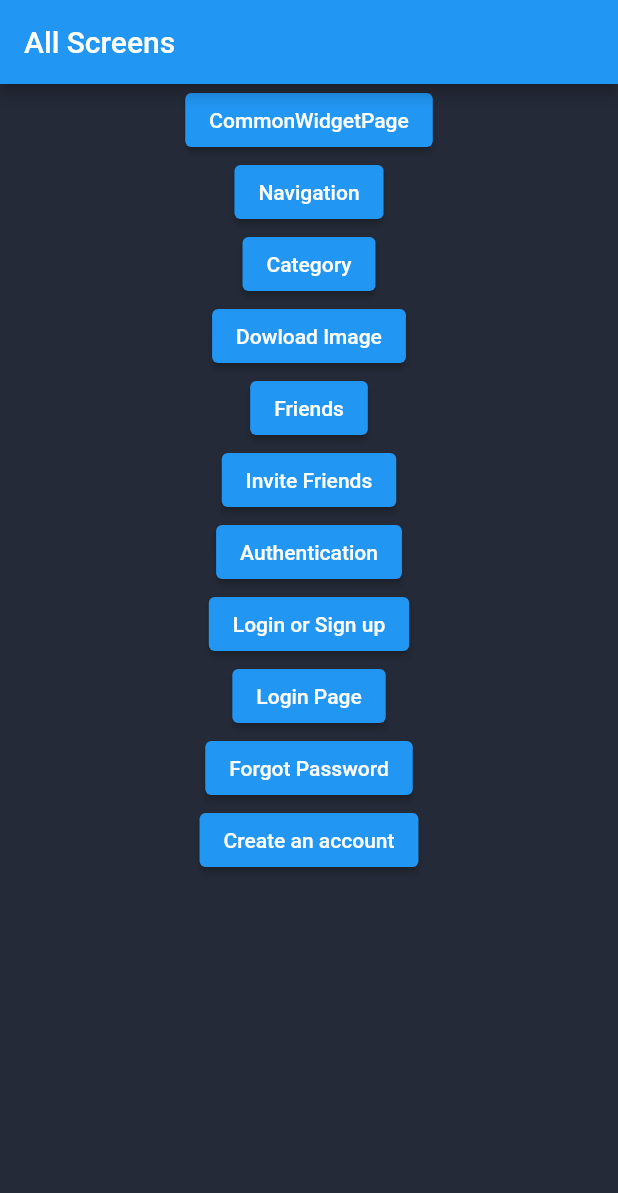
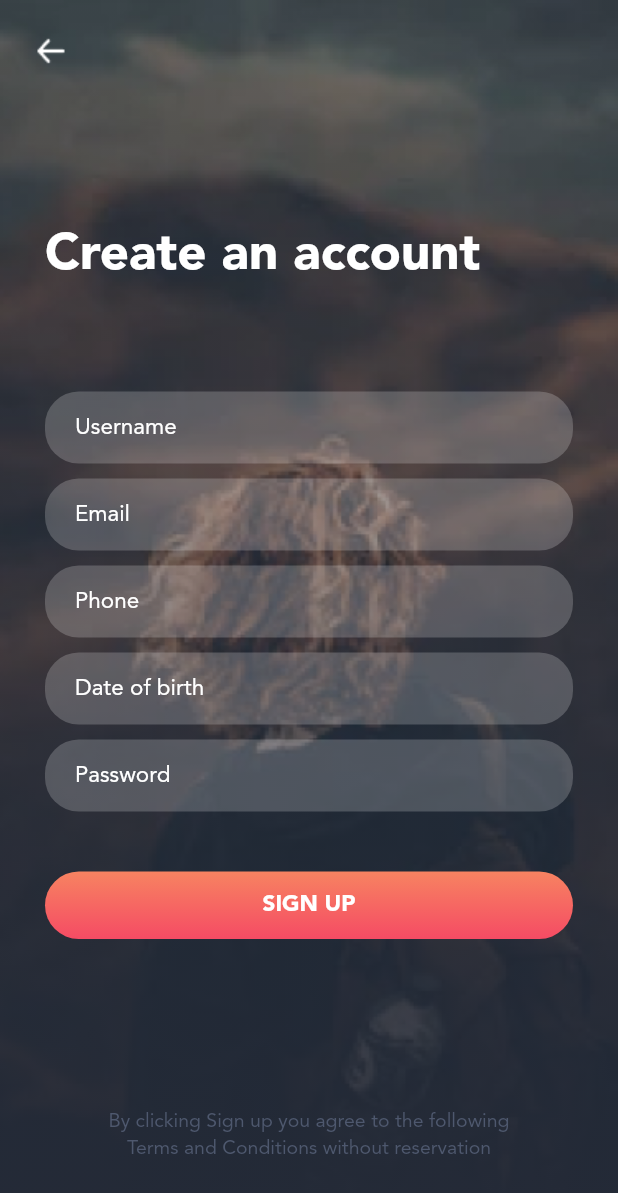
Before and after one commit to tuconghieu1998/new_feeds, a Flutter app: the screen it shows after launch, after a tap on "Create an account", on a phone screen of 412 x 824 dp. Shown: the top 1193 px of the screen. Run offline on Flutter 3.47's test engine with Material 2 defaults, Android fonts, the phone set to English and light mode, and no system bars; our stand-ins replace dio, firebase_auth, firebase_core, flutter_svg, google_sign_in, image_gallery_saver and 2 more; missing offline and left inert: dart:ffi; accounts and stored records are empty.

Commit message:
forgot password, create account

```diff
--- a/lib/all_screens.dart
+++ b/lib/all_screens.dart
@@ -3,6 +3,8 @@ import 'package:flutter/src/widgets/container.dart';
 import 'package:flutter/src/widgets/framework.dart';
 import 'package:news_feed/common_widget_screen.dart';
 import 'package:news_feed/modules/authentication/login_page.dart';
+import 'package:news_feed/modules/authentication/pages/create_account_page.dart';
+import 'package:news_feed/modules/authentication/pages/forgot_password_page.dart';
 import 'package:news_feed/modules/authentication/pages/login_or_sign_up_page.dart';
 import 'package:news_feed/modules/authentication/pages/login_page.dart';
 import 'package:news_feed/modules/category/pages/donwload_img_page.dart';
@@ -89,13 +91,13 @@ class _AllScreensState extends State<AllScreens> {
             ),
             ElevatedButton(
               onPressed: () {
-                Navigator.of(context).pushNamed(LoginPage.routeName);
+                Navigator.of(context).pushNamed(ForgotPasswordPage.routeName);
               },
               child: const Text("Forgot Password"),
             ),
             ElevatedButton(
               onPressed: () {
-                // Navigator.of(context).pushNamed(LoginPage.routeName);
+                Navigator.of(context).pushNamed(CreateAccountPage.routeName);
               },
               child: const Text("Create an account"),
             ),
--- /dev/null
+++ b/lib/modules/authentication/pages/create_account_page.dart
@@ -0,0 +1,108 @@
+import 'package:flutter/material.dart';
+import 'package:flutter/src/widgets/container.dart';
+import 'package:flutter/src/widgets/framework.dart';
+
+import '../../../common/widgets/stateless/common_text_field.dart';
+import '../../../common/widgets/stateless/flex_button.dart';
+import '../../../themes/app_colors.dart';
+import '../../../themes/styles_text.dart';
+import '../../../utils/asset_utils.dart';
+import '../../../utils/image_utils.dart';
+
+class CreateAccountPage extends StatefulWidget {
+  const CreateAccountPage({super.key});
+
+  static const String routeName = "/create_account";
+
+  @override
+  State<CreateAccountPage> createState() => _CreateAccountPageState();
+}
+
+class _CreateAccountPageState extends State<CreateAccountPage> {
+  @override
+  Widget build(BuildContext context) {
+    return Scaffold(
+      body: SafeArea(
+        child: Stack(children: [
+          ImageUtils.loadFromAsset(AssetUtils.backgroundImage4,
+              width: double.infinity,
+              height: double.infinity,
+              fit: BoxFit.fill),
+          Positioned.fill(
+              child: Container(
+            decoration: const BoxDecoration(
+                gradient: AppColor.scrimDarkerTop30Bottom100),
+          )),
+          Positioned(
+            top: 20,
+            left: 20,
+            child: GestureDetector(
+              onTap: () {
+                Navigator.of(context).pop();
+              },
+              child: const SizedBox(
+                height: 28,
+                width: 28,
+                child: Center(child: ImageIcon(AssetImage(AssetUtils.icoArrowLeft), color: Colors.white, size: 28,)),
+              ),
+            )
+            ),
+          Positioned(
+            top: 150,
+          left: 0,
+          right: 0,
+            child: Padding(
+              padding: const EdgeInsets.symmetric(horizontal: 30),
+              child: Column(
+                crossAxisAlignment: CrossAxisAlignment.start,
+                children: [
+                  Text(
+                    "Create an account",
+                    style: AppStylesText.headLine1.copyWith(fontSize: 34),
+                  ),
+                  const SizedBox(height: 70,),
+                  const CommonTextField(
+                    placeHolder: "Username",
+                  ),
+                  const SizedBox(height: 10,),
+                  const CommonTextField(
+                    placeHolder: "Email",
+                  ),
+                  const SizedBox(height: 10,),
+                  const CommonTextField(
+                    placeHolder: "Phone",
+                  ),
+                  const SizedBox(height: 10,),
+                  const CommonTextField(
+                    placeHolder: "Date of birth",
+                  ),
+                  const SizedBox(height: 10,),
+                  const CommonTextField(
+                    placeHolder: "Password",
+                  ),
+                  const SizedBox(height: 40,),
+                  const FlexButton(
+                    text: "SIGN UP",
+                  ),
+                  const SizedBox(height: 53,),
+                ],
+              ),
+            ),
+          ),
+          Positioned(
+            left: 0,
+            right: 0,
+            bottom: 50,
+            child: Center(
+                    child: Text(
+                      "By clicking Sign up you agree to the following\nTerms and Conditions without reservation",
+                      style: AppStylesText.caption13.regular.copyWith(color: AppColor.unselectItems),
+                      textAlign: TextAlign.center,
+                    ),
+                  ),
+            )
+        ]),
+      ),
+    );
+  }
+}
--- a/lib/routes/routes.dart
+++ b/lib/routes/routes.dart
@@ -1,5 +1,7 @@
 import 'package:flutter/material.dart';
 import 'package:news_feed/common_widget_screen.dart';
+import 'package:news_feed/modules/authentication/pages/create_account_page.dart';
+import 'package:news_feed/modules/authentication/pages/forgot_password_page.dart';
 import 'package:news_feed/modules/authentication/pages/login_page.dart';
 import 'package:news_feed/modules/authentication/pages/login_or_sign_up_page.dart';
 import 'package:news_feed/modules/category/pages/donwload_img_page.dart';
@@ -19,4 +21,6 @@ final Map<String, WidgetBuilder> routes = {
   DownloadFileDemo.routeName: (context) => const DownloadFileDemo(),
   LoginPage.routeName: (context) => const LoginPage(),
   LoginOrSignUpPage.routeName: (context) => const LoginOrSignUpPage(),
+  ForgotPasswordPage.routeName: (context) => const ForgotPasswordPage(),
+  CreateAccountPage.routeName: (context) => const CreateAccountPage(),
 };
--- a/lib/utils/asset_utils.dart
+++ b/lib/utils/asset_utils.dart
@@ -20,6 +20,7 @@ class AssetUtils {
   static const String icoFacebookWhite = "assets/icons/ico_facebook_white.png";
   static const String icoTwitterWhite = "assets/icons/ico_twitter_white.png";
   static const String icoGoogleWhite = "assets/icons/ico_google_white.png";
+  static const String icoClose = "assets/icons/ico_close.png";
 
   // gif
   static const String gifLoading = "assets/gif/gif_loading.gif";
```
Also changed, not shown: lib/modules/authentication/pages/forgot_password_page.dart (added, +82 -0 lines), assets/icons/ico_close.png (added).
